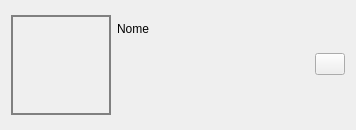
First picture: the form in ProgettoMedia/Src/View/listwidgetelement.ui, repository Carmelllo/Pao24, before the edit.
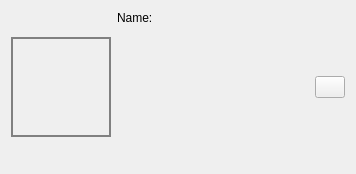
Second picture: the form after the edit. Icons and pictures are not drawn.

```diff
--- a/ProgettoMedia/Src/View/listwidgetelement.ui
+++ b/ProgettoMedia/Src/View/listwidgetelement.ui
@@ -7,11 +7,11 @@
     <x>0</x>
     <y>0</y>
     <width>356</width>
-    <height>130</height>
+    <height>174</height>
    </rect>
   </property>
   <property name="sizePolicy">
-   <sizepolicy hsizetype="Fixed" vsizetype="Fixed">
+   <sizepolicy hsizetype="Preferred" vsizetype="Preferred">
     <horstretch>0</horstretch>
     <verstretch>0</verstretch>
    </sizepolicy>
@@ -24,14 +24,14 @@
   </property>
   <property name="maximumSize">
    <size>
-    <width>356</width>
-    <height>154</height>
+    <width>358</width>
+    <height>174</height>
    </size>
   </property>
   <property name="windowTitle">
    <string>Form</string>
   </property>
-  <layout class="QHBoxLayout" name="horizontalLayout_2">
+  <layout class="QHBoxLayout" name="horizontalLayout">
    <item>
     <widget class="QLabel" name="image">
      <property name="sizePolicy">
@@ -64,93 +64,44 @@
     </widget>
    </item>
    <item>
-    <layout class="QHBoxLayout" name="horizontalLayout">
-     <item>
       <layout class="QVBoxLayout" name="verticalLayout_2">
+     <item>
+      <widget class="QLabel" name="nameLabel_2">
+       <property name="sizePolicy">
+        <sizepolicy hsizetype="Preferred" vsizetype="Fixed">
+         <horstretch>0</horstretch>
+         <verstretch>0</verstretch>
+        </sizepolicy>
+       </property>
+       <property name="text">
+        <string>Name:</string>
+       </property>
+      </widget>
+     </item>
        <item>
         <widget class="QLabel" name="nameLabel">
          <property name="sizePolicy">
-          <sizepolicy hsizetype="Fixed" vsizetype="Fixed">
+        <sizepolicy hsizetype="Preferred" vsizetype="Fixed">
            <horstretch>0</horstretch>
            <verstretch>0</verstretch>
           </sizepolicy>
-         </property>
-         <property name="text">
-          <string>Nome</string>
-         </property>
-        </widget>
-       </item>
-       <item>
-        <layout class="QHBoxLayout" name="horizontalLayout_4">
-         <item>
-          <spacer name="horizontalSpacer">
-           <property name="orientation">
-            <enum>Qt::Orientation::Horizontal</enum>
-           </property>
-           <property name="sizeHint" stdset="0">
-            <size>
-             <width>40</width>
-             <height>20</height>
-            </size>
-           </property>
-          </spacer>
-         </item>
-         <item>
-          <widget class="QPushButton" name="pushButton">
-           <property name="sizePolicy">
-            <sizepolicy hsizetype="Fixed" vsizetype="Fixed">
-             <horstretch>0</horstretch>
-             <verstretch>0</verstretch>
-            </sizepolicy>
-           </property>
-           <property name="maximumSize">
-            <size>
-             <width>30</width>
-             <height>16777215</height>
-            </size>
            </property>
            <property name="text">
             <string/>
            </property>
-           <property name="icon">
-            <iconset theme="QIcon::ThemeIcon::DialogInformation"/>
-           </property>
-           <property name="iconSize">
-            <size>
-             <width>20</width>
-             <height>20</height>
-            </size>
-           </property>
-          </widget>
-         </item>
-        </layout>
+      </widget>
        </item>
        <item>
         <widget class="QLabel" name="descriptionLabel">
          <property name="sizePolicy">
-          <sizepolicy hsizetype="Fixed" vsizetype="Fixed">
+        <sizepolicy hsizetype="Preferred" vsizetype="Preferred">
            <horstretch>0</horstretch>
            <verstretch>0</verstretch>
           </sizepolicy>
          </property>
-         <property name="minimumSize">
-          <size>
-           <width>220</width>
-           <height>10</height>
-          </size>
-         </property>
-         <property name="maximumSize">
-          <size>
-           <width>220</width>
-           <height>16777215</height>
-          </size>
-         </property>
          <property name="text">
           <string/>
          </property>
-         <property name="alignment">
-          <set>Qt::AlignmentFlag::AlignLeading|Qt::AlignmentFlag::AlignLeft|Qt::AlignmentFlag::AlignTop</set>
-         </property>
          <property name="wordWrap">
           <bool>true</bool>
          </property>
@@ -158,7 +109,27 @@
        </item>
       </layout>
      </item>
-    </layout>
+   <item>
+    <widget class="QPushButton" name="pushButton">
+     <property name="sizePolicy">
+      <sizepolicy hsizetype="Fixed" vsizetype="Fixed">
+       <horstretch>0</horstretch>
+       <verstretch>0</verstretch>
+      </sizepolicy>
+     </property>
+     <property name="maximumSize">
+      <size>
+       <width>30</width>
+       <height>16777215</height>
+      </size>
+     </property>
+     <property name="text">
+      <string/>
+     </property>
+     <property name="icon">
+      <iconset theme="QIcon::ThemeIcon::AddressBookNew"/>
+     </property>
+    </widget>
    </item>
   </layout>
  </widget>
```
Lines whose indentation alone changed are shown as unchanged.
